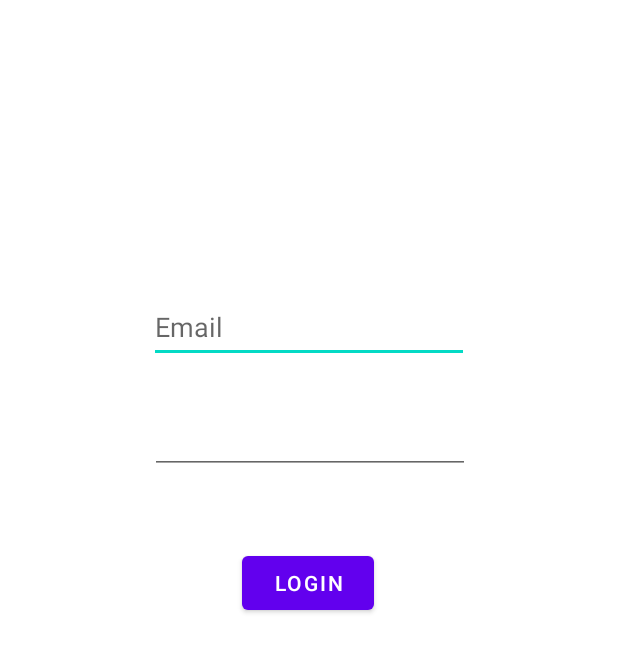
After one commit to derRusse123/CardFlix, an Android app: the LoginActivity screen opened directly, with no data from a screen before it, on a phone screen of 412 x 824 dp. The commit adds this screen. Shown: the top 652 px of the screen. Run offline under Robolectric (Android 15) with nearby library versions, the phone set to English and light mode, and no system bars.

Commit message:
created LoginActivity

```diff
--- a/app/src/main/AndroidManifest.xml
+++ b/app/src/main/AndroidManifest.xml
@@ -10,6 +10,9 @@
         android:supportsRtl="true"
         android:theme="@style/Theme.CardFlix">
         <activity
+            android:name=".LoginActivity"
+            android:exported="false" />
+        <activity
             android:name=".MainActivity"
             android:exported="true">
             <intent-filter>
--- /dev/null
+++ b/app/src/main/java/com/example/cardflix/LoginActivity.java
@@ -0,0 +1,41 @@
+package com.example.cardflix;
+
+import androidx.appcompat.app.AppCompatActivity;
+
+import android.os.Bundle;
+import android.view.View;
+import android.widget.Button;
+import android.widget.EditText;
+
+public class LoginActivity extends AppCompatActivity {
+
+    private EditText inputEmail;
+    private EditText inputPassword;
+    private Button loginButton;
+    @Override
+    protected void onCreate(Bundle savedInstanceState) {
+        super.onCreate(savedInstanceState);
+        setContentView(R.layout.activity_login);
+        getSupportActionBar().hide();
+        inputEmail = findViewById(R.id.et_Email);
+        inputPassword = findViewById(R.id.et_Password);
+        loginButton = findViewById(R.id.btn_Login);
+
+        loginButton.setOnClickListener(new View.OnClickListener() {
+            @Override
+            public void onClick(View view) {
+                String eMail = inputEmail.getText().toString();
+                String password = inputPassword.getText().toString();
+                if(validateAccount()){
+
+                }
+            }
+        });
+
+    }
+
+    boolean validateAccount(){
+        //Hier kommt die kontrolle mit der Datenbank
+        return true; // noch zu false wechseln.
+    }
+}
--- a/app/src/main/java/com/example/cardflix/MainActivity.java
+++ b/app/src/main/java/com/example/cardflix/MainActivity.java
@@ -2,7 +2,9 @@ package com.example.cardflix;
 
 import androidx.appcompat.app.AppCompatActivity;
 
+import android.content.Intent;
 import android.os.Bundle;
+import android.os.Handler;
 
 public class MainActivity extends AppCompatActivity {
 
@@ -10,5 +12,18 @@ public class MainActivity extends AppCompatActivity {
     protected void onCreate(Bundle savedInstanceState) {
         super.onCreate(savedInstanceState);
         setContentView(R.layout.activity_main);
+        getSupportActionBar().hide();
+
+
+
+        Handler handler = new Handler();
+
+        handler.postDelayed(new Runnable() {
+            @Override
+            public void run() {
+                    startActivity(new Intent(MainActivity.this,LoginActivity.class));
+            }
+        }, 1000);
+
     }
 }
--- /dev/null
+++ b/app/src/main/res/layout/activity_login.xml
@@ -0,0 +1,51 @@
+<?xml version="1.0" encoding="utf-8"?>
+<androidx.constraintlayout.widget.ConstraintLayout xmlns:android="http://schemas.android.com/apk/res/android"
+    xmlns:app="http://schemas.android.com/apk/res-auto"
+    xmlns:tools="http://schemas.android.com/tools"
+    android:layout_width="match_parent"
+    android:layout_height="match_parent"
+    tools:context=".LoginActivity">
+
+    <EditText
+        android:id="@+id/et_Email"
+        android:layout_width="wrap_content"
+        android:layout_height="wrap_content"
+        android:ems="10"
+        android:hint="Email"
+        android:inputType="textEmailAddress"
+        android:minHeight="48dp"
+        app:layout_constraintBottom_toBottomOf="parent"
+        app:layout_constraintEnd_toEndOf="parent"
+        app:layout_constraintStart_toStartOf="parent"
+        app:layout_constraintTop_toTopOf="parent"
+        app:layout_constraintVertical_bias="0.25"
+        tools:ignore="SpeakableTextPresentCheck,SpeakableTextPresentCheck" />
+
+    <EditText
+        android:id="@+id/et_Password"
+        android:layout_width="wrap_content"
+        android:layout_height="wrap_content"
+        android:ems="10"
+        android:inputType="textPassword"
+        android:minHeight="48dp"
+        app:layout_constraintBottom_toBottomOf="parent"
+        app:layout_constraintEnd_toEndOf="parent"
+        app:layout_constraintHorizontal_bias="0.502"
+        app:layout_constraintStart_toStartOf="parent"
+        app:layout_constraintTop_toBottomOf="@+id/et_Email"
+        app:layout_constraintVertical_bias="0.049"
+        tools:ignore="SpeakableTextPresentCheck,SpeakableTextPresentCheck,SpeakableTextPresentCheck" />
+
+    <Button
+        android:id="@+id/btn_Login"
+        android:layout_width="wrap_content"
+        android:layout_height="wrap_content"
+        android:text="Login"
+        app:layout_constraintBottom_toBottomOf="parent"
+        app:layout_constraintEnd_toEndOf="parent"
+        app:layout_constraintHorizontal_bias="0.498"
+        app:layout_constraintStart_toStartOf="parent"
+        app:layout_constraintTop_toBottomOf="@+id/et_Password"
+        app:layout_constraintVertical_bias="0.106" />
+
+</androidx.constraintlayout.widget.ConstraintLayout>
```
